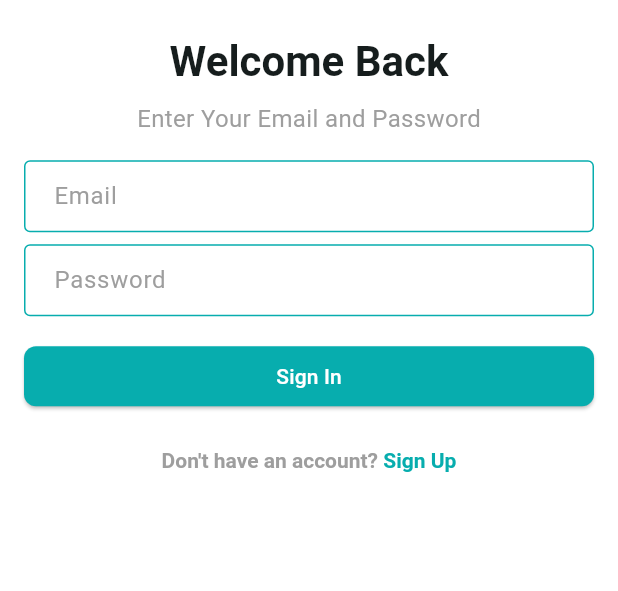
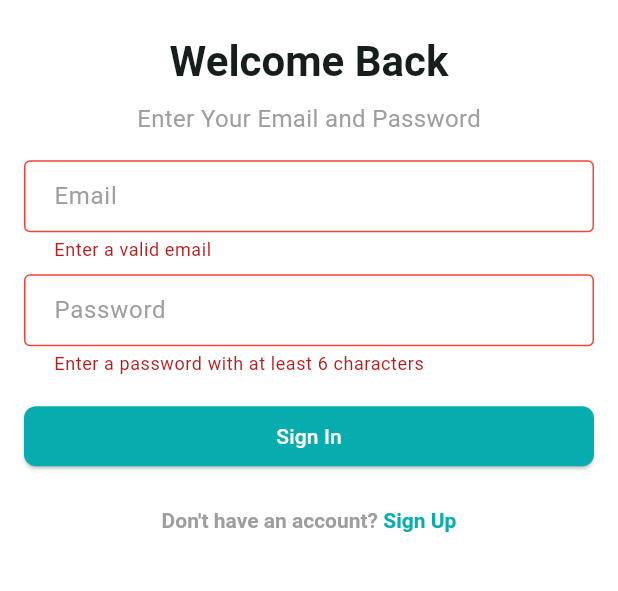
Before and after one commit to Rasheduzzaman-Rochi/ecommerce_app, a Flutter app: the SignInScreen screen opened directly, after a tap on "Sign In", on a phone screen of 412 x 824 dp, the part 366-957 px from its top. Run offline on Flutter 3.47's test engine with Material 3 defaults, Android fonts, the phone set to English and light mode, and no system bars; our stand-ins replace carousel_slider, email_validator, firebase_core, firebase_crashlytics, flutter_dotenv, flutter_svg and 4 more; accounts and stored records are empty.

Commit message:
API Call for (SignIn,SignUp) Screen with (auth_controller.dart,sign_in_controller.dart, sign_in_request_model.dart, user_model.dart)

```diff
--- a/lib/app/app_urls.dart
+++ b/lib/app/app_urls.dart
@@ -2,4 +2,5 @@ class AppUrls{
   static const String _baseUrl = "https://ecom-rs8e.onrender.com/api";
   static const String signUpUrl = "$_baseUrl/auth/signup";
   static const String verifyUrl = "$_baseUrl/auth/verify-otp";
+  static const String signInUrl = "$_baseUrl/auth/login";
 }
--- a/lib/app/controller_binder.dart
+++ b/lib/app/controller_binder.dart
@@ -1,4 +1,5 @@
 import 'package:ecommerce_app/core/network_caller/network_caller.dart';
+import 'package:ecommerce_app/features/auth/ui/controllers/auth_controller.dart';
 import 'package:ecommerce_app/features/auth/ui/controllers/sign_up_controller.dart';
 import 'package:ecommerce_app/features/auth/ui/controllers/verify_otp_controller.dart';
 import 'package:get/get.dart';
@@ -8,6 +9,7 @@ class ControllerBinder extends Bindings {
   @override
   void dependencies() {
     Get.put(NetworkCaller());
+    Get.put(AuthController());
     Get.put(MainBottomNavBarController());
     Get.put(SignUpController());
     Get.put(() => VerifyOtpController());
--- /dev/null
+++ b/lib/features/auth/data/models/sign_in_request_model.dart
@@ -0,0 +1,16 @@
+class SignInRequestModel {
+  final String email;
+  final String password;
+
+  SignInRequestModel({
+    required this.email,
+    required this.password,
+  });
+
+  Map<String, dynamic> toJson() {
+    return {
+      'email': email,
+      'password': password,
+    };
+  }
+}
--- /dev/null
+++ b/lib/features/auth/data/models/user_model.dart
@@ -0,0 +1,43 @@
+class UserModel {
+  final String id;
+  final String firstName;
+  final String lastName;
+  final String email;
+  final String phone;
+  final String avatarUrl;
+  final String city;
+
+  UserModel({
+    required this.id,
+    required this.firstName,
+    required this.lastName,
+    required this.email,
+    required this.phone,
+    required this.avatarUrl,
+    required this.city,
+  });
+
+  factory UserModel.fromJson(Map<String, dynamic> jsonData) {
+    return UserModel(
+      id: jsonData['_id'],
+      firstName: jsonData['first_name'] ?? 'Unknown',
+      lastName: jsonData['last_name'] ?? '',
+      email: jsonData['email'],
+      phone: jsonData['phone'] ?? '',
+      avatarUrl: jsonData['avatar_url'] ?? '',
+      city: jsonData['city'] ?? '',
+    );
+  }
+
+  Map<String, dynamic> toJson() {
+    return {
+      '_id': id,
+      'first_name': firstName,
+      'last_name': lastName,
+      'email': email,
+      'phone': phone,
+      'avatar_url': avatarUrl,
+      'city': city,
+    };
+  }
+}
--- a/lib/features/auth/ui/screens/sign_in_screen.dart
+++ b/lib/features/auth/ui/screens/sign_in_screen.dart
@@ -1,9 +1,16 @@
 import 'package:ecommerce_app/app/app_colors.dart';
 import 'package:ecommerce_app/core/extensions/localization_extension.dart';
+import 'package:ecommerce_app/features/auth/data/models/sign_in_request_model.dart';
 import 'package:ecommerce_app/features/auth/ui/screens/sign_up_screen.dart';
 import 'package:ecommerce_app/features/auth/ui/widgets/app_logo.dart';
+import 'package:ecommerce_app/features/common/ui/Screens/main_bottom_nav_bar_screen.dart';
+import 'package:email_validator/email_validator.dart';
 import 'package:flutter/gestures.dart';
 import 'package:flutter/material.dart';
+import 'package:get/get.dart';
+import '../../../../core/widgets/centered_circular_progress_indicator.dart';
+import '../../../../core/widgets/show_snack_bar_message.dart';
+import '../controllers/sign_in_controller.dart';
 
 class SignInScreen extends StatefulWidget {
   const SignInScreen({super.key});
@@ -15,6 +22,12 @@ class SignInScreen extends StatefulWidget {
 }
 
 class _SignInScreenState extends State<SignInScreen> {
+  final TextEditingController _emailTEController = TextEditingController();
+  final TextEditingController _passwordTEController = TextEditingController();
+
+  final GlobalKey<FormState> _formKey = GlobalKey<FormState>();
+  final SignInController _signInController = Get.find<SignInController>();
+
   @override
   Widget build(BuildContext context) {
     final TextTheme textTheme = Theme.of(context).textTheme;
@@ -23,6 +36,9 @@ class _SignInScreenState extends State<SignInScreen> {
       body: SingleChildScrollView(
         child: Padding(
           padding: const EdgeInsets.all(16.0),
+          child: Form(
+            key: _formKey,
+            autovalidateMode: AutovalidateMode.onUserInteraction,
             child: Column(
               children: [
                 const SizedBox(height: 70),
@@ -39,21 +55,47 @@ class _SignInScreenState extends State<SignInScreen> {
                 ),
                 const SizedBox(height: 16),
                 TextFormField(
+                  controller: _emailTEController,
+                  textInputAction: TextInputAction.next,
+                  keyboardType: TextInputType.emailAddress,
                   decoration: InputDecoration(
                     hintText: context.localization.email,
                   ),
+                  validator: (String? value) {
+                    String email = value ?? '';
+                    if (!EmailValidator.validate(email)) {
+                      return 'Enter a valid email';
+                    }
+                    return null;
+                  },
                 ),
                 const SizedBox(height: 8),
                 TextFormField(
+                  controller: _passwordTEController,
+                  textInputAction: TextInputAction.next,
                   obscureText: true,
                   decoration: InputDecoration(
                     hintText: context.localization.password,
                   ),
+                  validator: (String? value) {
+                    if ((value?.isEmpty ?? true) || value!.length < 6) {
+                      return 'Enter a password with at least 6 characters';
+                    }
+                    return null;
+                  },
                 ),
                 const SizedBox(height: 16),
-              ElevatedButton(
-                onPressed: () {},
+                GetBuilder<SignInController>(
+                  builder: (controller) {
+                    return Visibility(
+                      visible: controller.inProgress == false,
+                      replacement: CenteredCircularProgressIndicator(),
+                      child: ElevatedButton(
+                        onPressed: _onTapSignInButton,
                         child: Text(context.localization.signIn),
+                      ),
+                    );
+                  },
                 ),
                 const SizedBox(height: 24),
                 RichText(
@@ -83,6 +125,34 @@ class _SignInScreenState extends State<SignInScreen> {
             ),
           ),
         ),
+      ),
     );
   }
+
+  Future<void> _onTapSignInButton() async {
+    if (_formKey.currentState!.validate()) {
+      SignInRequestModel signInRequestModel = SignInRequestModel(
+        email: _emailTEController.text.trim(),
+        password: _passwordTEController.text,
+      );
+      final bool isSuccess = await _signInController.signIn(signInRequestModel);
+      if (!mounted) return;
+      if (isSuccess) {
+        Navigator.pushNamedAndRemoveUntil(
+          context,
+          MainBottomNavBarScreen.name,
+          (value) => false,
+        );
+      } else {
+        showSnackBarMessage(context, _signInController.errorMessage!, true);
       }
+    }
+  }
+
+  @override
+  void dispose() {
+    _emailTEController.dispose();
+    _passwordTEController.dispose();
+    super.dispose();
+  }
+}
--- a/lib/features/auth/ui/screens/sign_up_screen.dart
+++ b/lib/features/auth/ui/screens/sign_up_screen.dart
@@ -122,6 +122,7 @@ class _SignUpScreenState extends State<SignUpScreen> {
                 TextFormField(
                   controller: _passwordTEController,
                   textInputAction: TextInputAction.next,
+                  obscureText: true,
                   decoration: InputDecoration(
                     hintText: context.localization.password,
                   ),
@@ -206,8 +207,9 @@ class _SignUpScreenState extends State<SignUpScreen> {
         deliveryAddress: _deliveryAdTEController.text.trim(),
       );
       final bool isSuccess = await signUpController.signUp(signUpModel);
+      if (!mounted) return;
       if (isSuccess) {
-        Navigator.pushNamed(context, VerifyOTPScreen.name);
+        Navigator.pushNamed(context,VerifyOTPScreen.name);
       } else {
         showSnackBarMessage(context, signUpController.errorMessage!, true);
       }
--- a/pubspec.yaml
+++ b/pubspec.yaml
@@ -24,6 +24,7 @@ dependencies:
   logger: ^2.5.0
   email_validator: ^3.0.0
   flutter_dotenv: ^5.2.1
+  shared_preferences: ^2.5.3
 
 dev_dependencies:
   flutter_test:
```
Also changed, not shown: lib/features/auth/ui/controllers/auth_controller.dart (added, +44 -0 lines), lib/features/auth/ui/controllers/sign_in_controller.dart (added, +38 -0 lines), pubspec.lock. Lines whose indentation alone changed are shown as unchanged.
